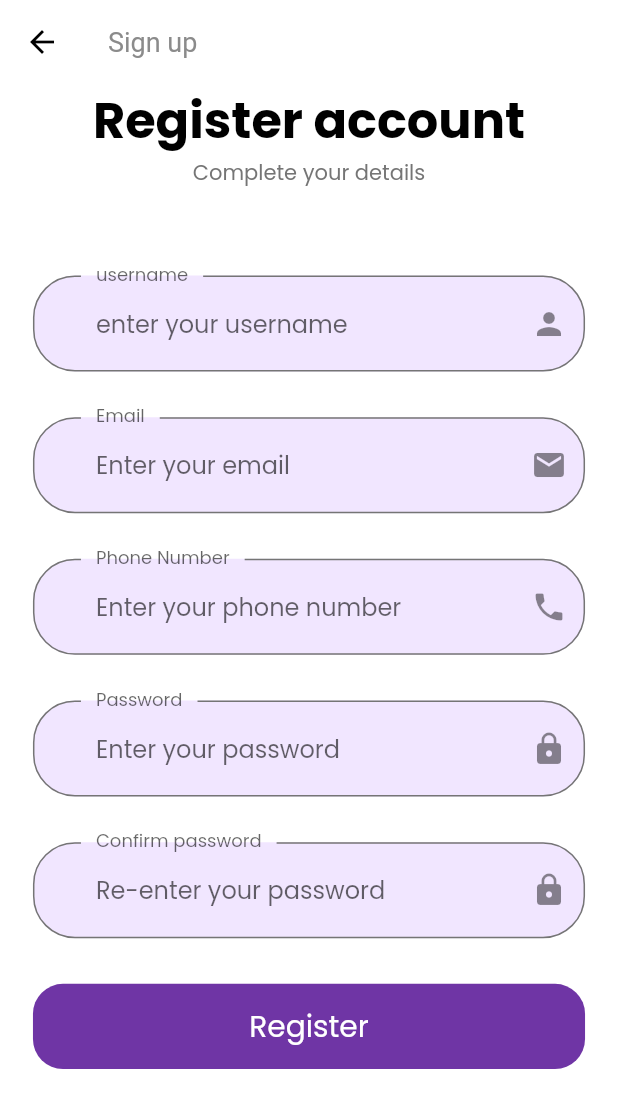
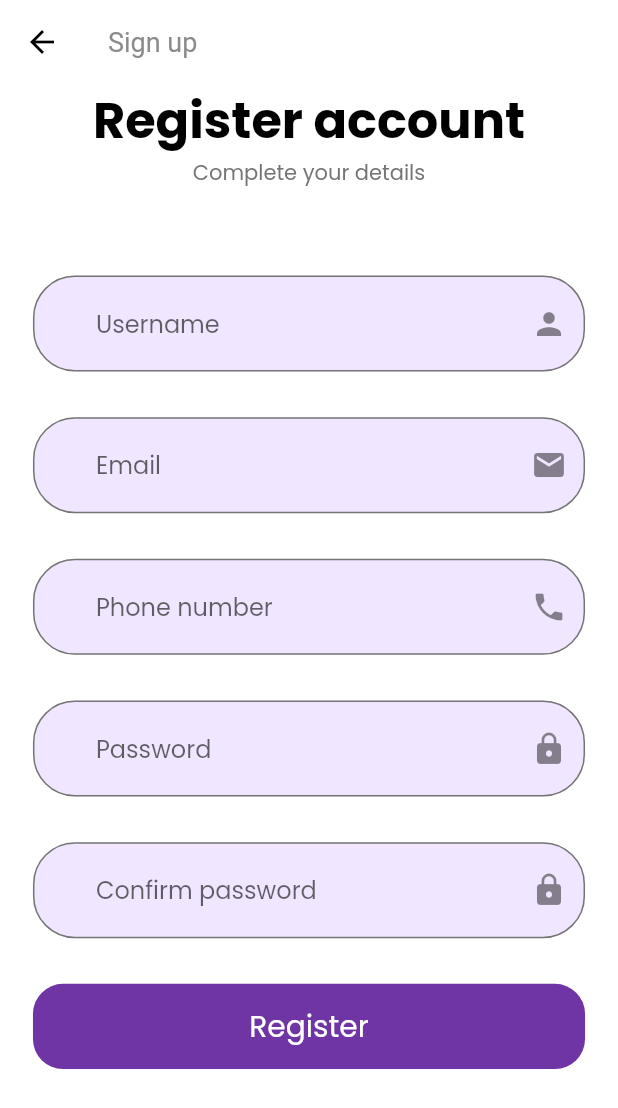
Before and after one commit to bbestbt/Smart-Locker, a Flutter app: the SignUpScreen screen opened by its route, on a phone screen of 412 x 824 dp. Shown: the top 1108 px of the screen. Run offline on Flutter 3.47's test engine with Material 2 defaults, Android fonts, the light colour scheme and no system bars; our stand-ins replace flutter_svg.

Commit message:
edit label

```diff
--- a/lib/screens/sign_in/components/sign_form.dart
+++ b/lib/screens/sign_in/components/sign_form.dart
@@ -108,9 +108,9 @@ class _SignFormState extends State<SignForm> {
 
         filled: true,
         fillColor: kPrimaryLightColor,
-        labelText: "password",
+        // labelText: "password",
         // labelStyle: TextStyle(color: kPrimaryColor),
-        hintText: "enter a password",
+        hintText: "Password",
         floatingLabelBehavior: FloatingLabelBehavior.always,
         suffixIcon:Icon(Icons.lock),
         // CustomSuffixIcon(
@@ -150,8 +150,8 @@ class _SignFormState extends State<SignForm> {
         return null;
       },
       decoration: InputDecoration(
-        labelText: "username",
-        hintText: "enter a username",
+        // labelText: "username",
+        hintText: "Username",
         filled: true,
         fillColor: kPrimaryLightColor,
         floatingLabelBehavior: FloatingLabelBehavior.always,
--- a/lib/screens/sign_up/components/sign_up_form.dart
+++ b/lib/screens/sign_up/components/sign_up_form.dart
@@ -87,8 +87,8 @@ class _SignUpFormState extends State<SignUpForm> {
         return null;
       },
       decoration: InputDecoration(
-          labelText: "username",
-          hintText: "enter your username",
+          // labelText: "username",
+          hintText: "Username",
           filled: true,
           fillColor: kPrimaryLightColor,
           floatingLabelBehavior: FloatingLabelBehavior.always,
@@ -118,8 +118,8 @@ class _SignUpFormState extends State<SignUpForm> {
       decoration: InputDecoration(
         filled: true,
           fillColor: kPrimaryLightColor,
-        labelText: "Confirm password",
-        hintText: "Re-enter your password",
+        // labelText: "Confirm password",
+        hintText: "Confirm password",
         floatingLabelBehavior: FloatingLabelBehavior.always,
         suffixIcon: Icon(Icons.lock),
       ),
@@ -150,8 +150,8 @@ class _SignUpFormState extends State<SignUpForm> {
         return null;
       },
       decoration: InputDecoration(
-        labelText: "Password",
-        hintText: "Enter your password",
+        // labelText: "Password",
+        hintText: "Password",
         filled: true,
           fillColor: kPrimaryLightColor,
         floatingLabelBehavior: FloatingLabelBehavior.always,
@@ -185,8 +185,8 @@ class _SignUpFormState extends State<SignUpForm> {
       decoration: InputDecoration(
         filled: true,
         fillColor: kPrimaryLightColor,
-        labelText: "Email",
-        hintText: "Enter your email",
+        // labelText: "Email",
+        hintText: "Email",
         floatingLabelBehavior: FloatingLabelBehavior.always,
         suffixIcon: Icon(Icons.mail),
       ),
@@ -213,8 +213,8 @@ class _SignUpFormState extends State<SignUpForm> {
       decoration: InputDecoration(
         filled: true,
         fillColor: kPrimaryLightColor,
-        labelText: "Phone Number",
-        hintText: "Enter your phone number",
+        // labelText: "Phone Number",
+        hintText: "Phone number",
         floatingLabelBehavior: FloatingLabelBehavior.always,
         suffixIcon:Icon(Icons.phone),
       ),
```
